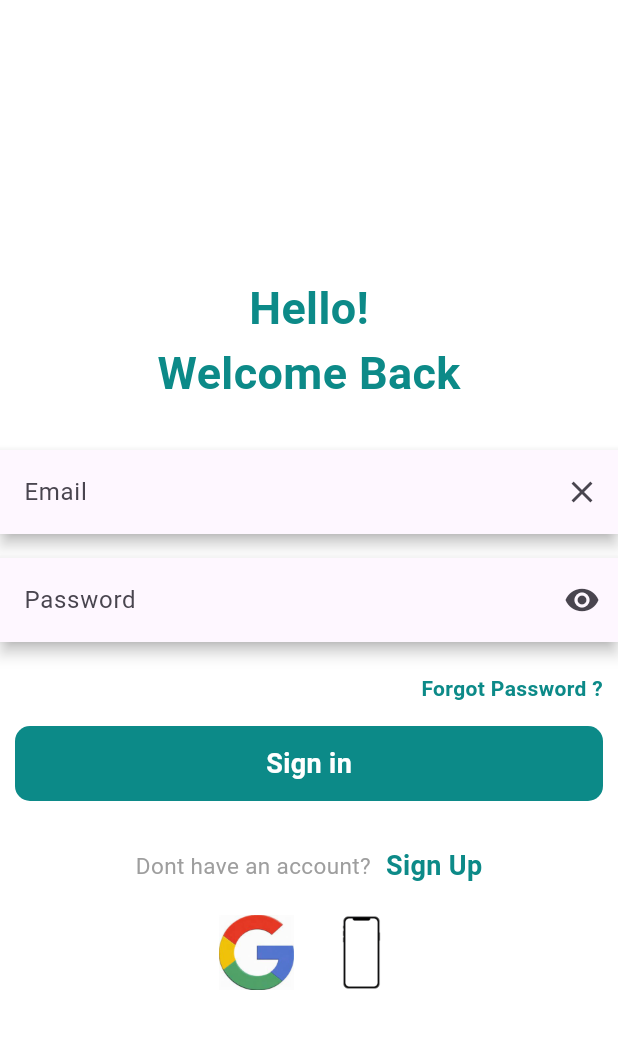
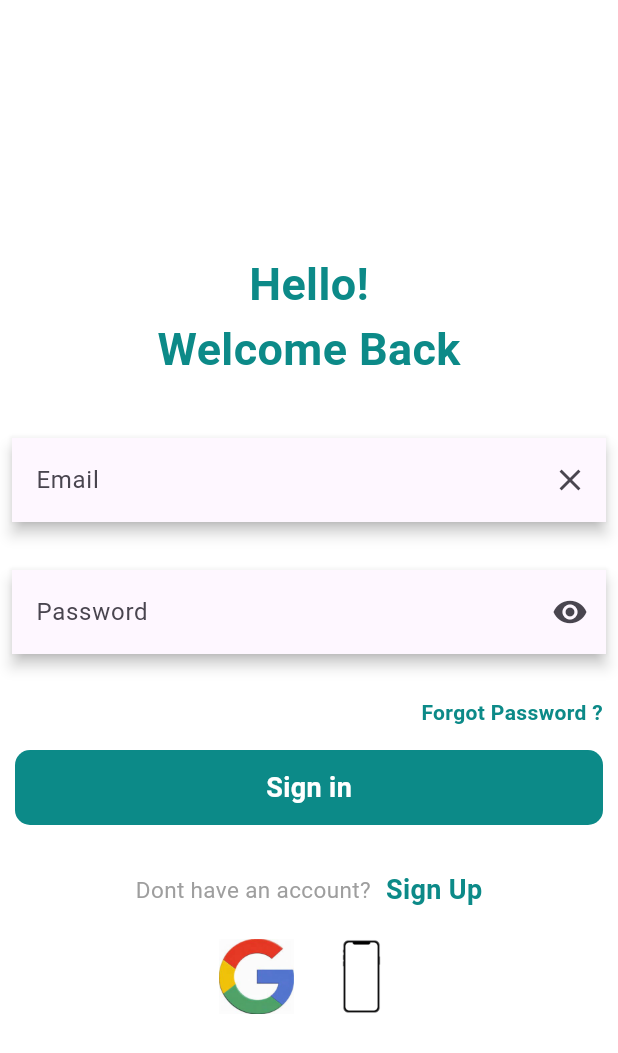
Before and after one commit to yasir-pk009/student_managment, a Flutter app: the screen it shows after launch, on a phone screen of 412 x 824 dp. Shown: the top 1053 px of the screen. Run offline on Flutter 3.47's test engine with Material 3 defaults, Android fonts, the phone set to English and light mode, and no system bars; our stand-ins replace cloud_firestore, firebase_auth, firebase_core, google_sign_in, image_picker; accounts and stored records are empty.

Commit message:
changed some ui

```diff
--- a/lib/presentation/pages/widgets/addporfile.dart
+++ b/lib/presentation/pages/widgets/addporfile.dart
@@ -41,7 +41,7 @@ class _UploadProfilePictureWidgetState
                         style: TextStyle(
                             fontSize: 20, fontWeight: FontWeight.bold)),
                     const SizedBox(
-                      width: 70,
+                      width: 60,
                     ),
                     GestureDetector(
                       onTap: () {
--- a/lib/presentation/pages/widgets/textfield.dart
+++ b/lib/presentation/pages/widgets/textfield.dart
@@ -18,7 +18,9 @@ class MytextField extends StatelessWidget {
 
   @override
   Widget build(BuildContext context) {
-    return  Container(
+    return  Padding(
+      padding: const EdgeInsets.all(8.0),
+      child: Container(
         margin: const EdgeInsets.only(bottom: 16.0),
         child: Material(
           elevation: 4.0,
@@ -34,6 +36,7 @@ class MytextField extends StatelessWidget {
             ),
           ),
         ),
+      ),
     );
   }
 }
```
Also changed, not shown: lib/presentation/pages/screen_home.dart (+17 -10 lines). Lines whose indentation alone changed are shown as unchanged.
